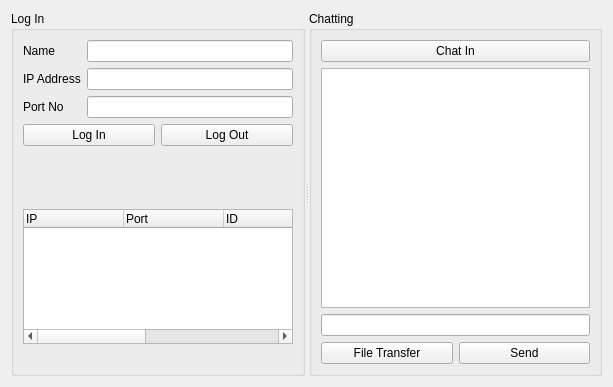
Before: the Qt Designer form ChatClient.ui in juyeon6454/Customer-management_Qt, drawn with Qt 5.
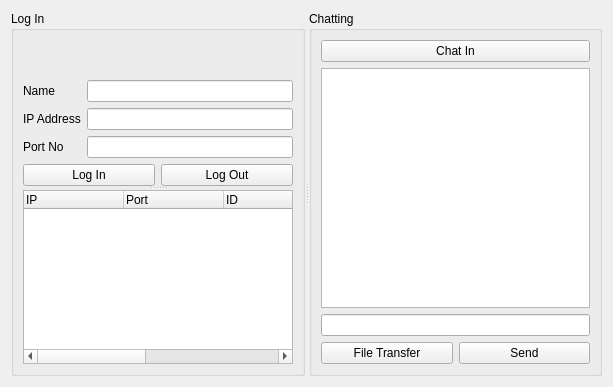
After: the same form once the commit is applied.

Commit message: 221112_오후03:51

What changed in the file:
```diff
--- a/ChatClient.ui
+++ b/ChatClient.ui
@@ -23,23 +23,47 @@
       <property name="title">
        <string>Log In</string>
       </property>
-      <layout class="QVBoxLayout" name="verticalLayout_3">
-       <item>
-        <layout class="QVBoxLayout" name="verticalLayout">
-         <item>
-          <spacer name="logInUpSpacer">
+      <layout class="QGridLayout" name="gridLayout_2">
+       <item row="0" column="0">
+        <spacer name="verticalSpacer">
            <property name="orientation">
             <enum>Qt::Vertical</enum>
            </property>
+         <property name="sizeType">
+          <enum>QSizePolicy::Minimum</enum>
+         </property>
            <property name="sizeHint" stdset="0">
             <size>
              <width>20</width>
-             <height>50</height>
+           <height>20</height>
             </size>
            </property>
           </spacer>
          </item>
-         <item>
+       <item row="1" column="0">
+        <widget class="QLabel" name="label_pic">
+         <property name="maximumSize">
+          <size>
+           <width>16777215</width>
+           <height>16777215</height>
+          </size>
+         </property>
+         <property name="text">
+          <string/>
+         </property>
+         <property name="alignment">
+          <set>Qt::AlignCenter</set>
+         </property>
+        </widget>
+       </item>
+       <item row="2" column="0">
+        <widget class="QSplitter" name="splitter_2">
+         <property name="orientation">
+          <enum>Qt::Vertical</enum>
+         </property>
+         <widget class="QWidget" name="">
+          <layout class="QGridLayout" name="gridLayout">
+           <item row="0" column="0">
           <layout class="QFormLayout" name="logformLayout">
            <item row="0" column="0">
             <widget class="QLabel" name="nameLabel">
@@ -73,7 +97,7 @@
            </item>
           </layout>
          </item>
-         <item>
+           <item row="1" column="0">
           <layout class="QHBoxLayout" name="logPushButtonLayout">
            <item>
             <widget class="QPushButton" name="logInPushButton">
@@ -91,20 +115,8 @@
            </item>
           </layout>
          </item>
-         <item>
-          <spacer name="logInUnderSpacer">
-           <property name="orientation">
-            <enum>Qt::Vertical</enum>
-           </property>
-           <property name="sizeHint" stdset="0">
-            <size>
-             <width>20</width>
-             <height>115</height>
-            </size>
-           </property>
-          </spacer>
-         </item>
-         <item>
+          </layout>
+         </widget>
           <widget class="QTreeWidget" name="treeWidget">
            <column>
             <property name="text">
@@ -147,14 +159,6 @@
             </property>
            </column>
           </widget>
-         </item>
-        </layout>
-       </item>
-       <item>
-        <widget class="QLabel" name="label_pic">
-         <property name="text">
-          <string/>
-         </property>
         </widget>
        </item>
       </layout>
```
Lines whose indentation alone changed are shown as unchanged. The commit also changes 1 other file.
